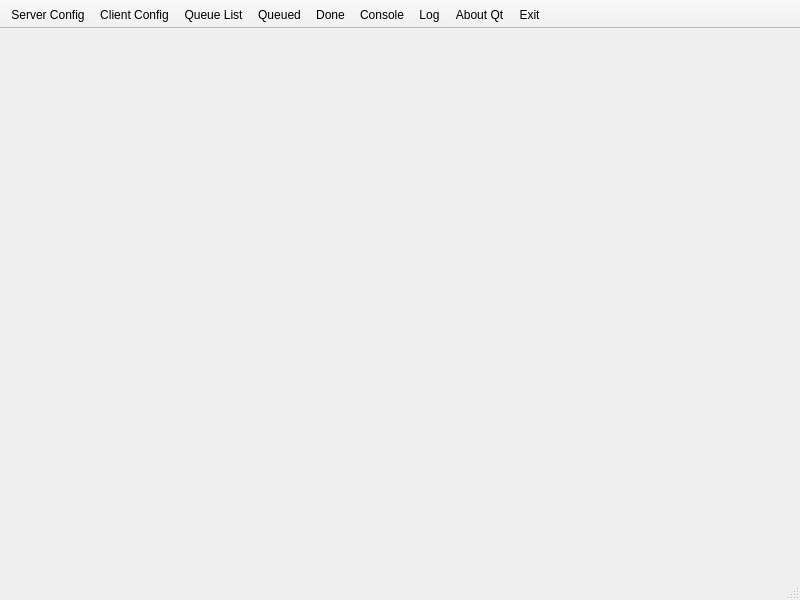
The window that view/gui/mainwindow.ui (fdar0536/Simple-Task-Queue) describes before a commit, drawn with Qt 5.
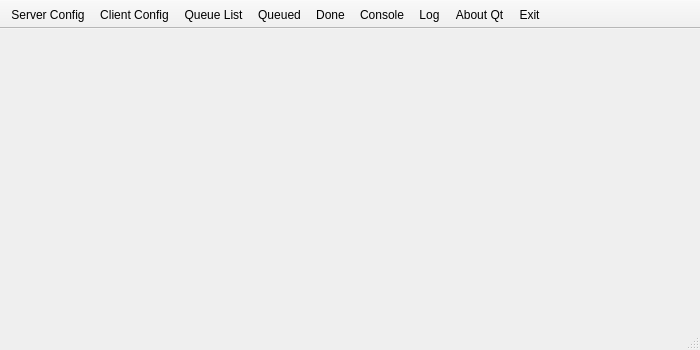
The same window after the commit.

```diff
--- a/view/gui/mainwindow.ui
+++ b/view/gui/mainwindow.ui
@@ -6,8 +6,8 @@
    <rect>
     <x>0</x>
     <y>0</y>
-    <width>800</width>
-    <height>600</height>
+    <width>700</width>
+    <height>350</height>
    </rect>
   </property>
   <property name="windowTitle">
```
